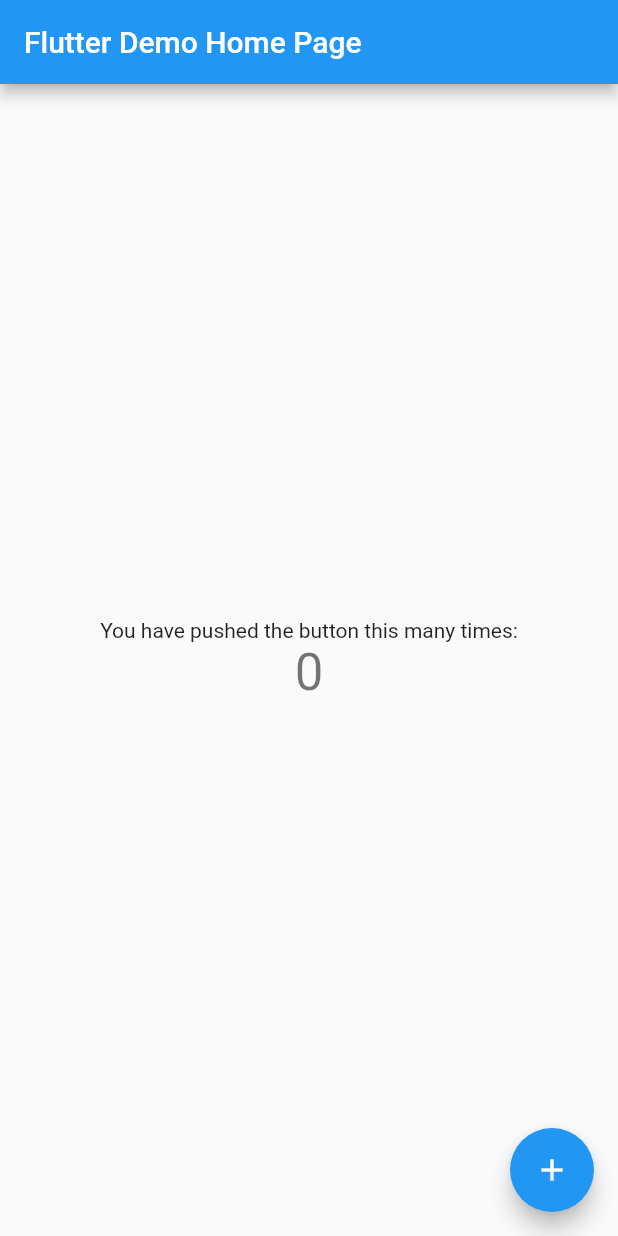
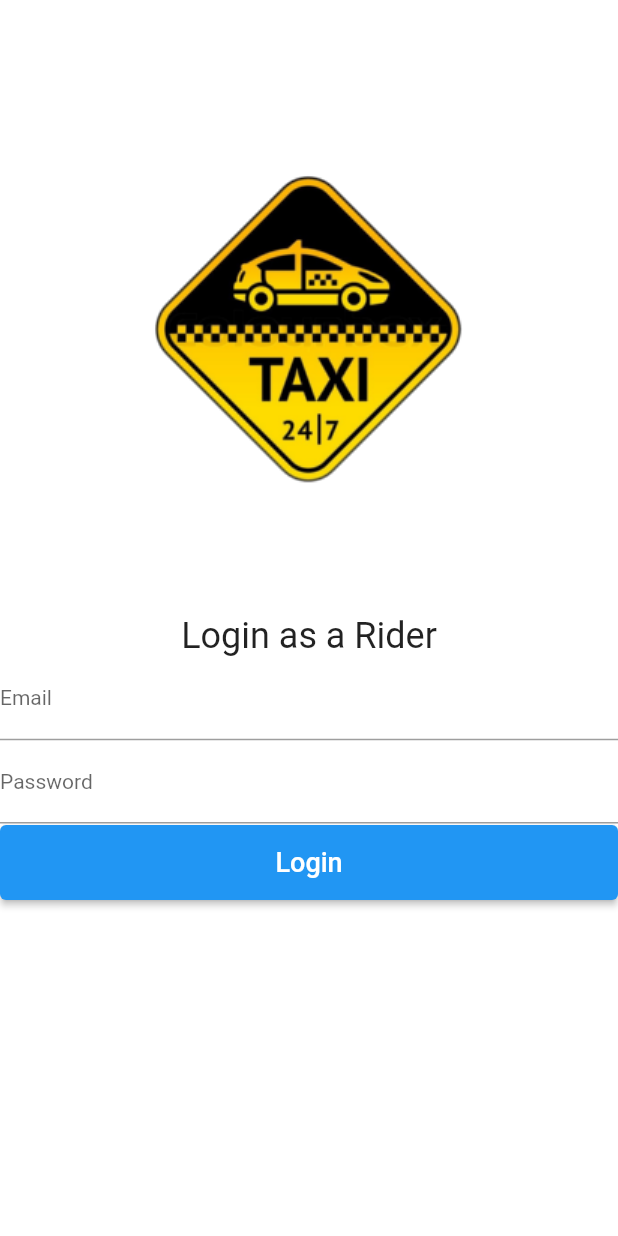
Before and after one commit to sanshanthan/riderapp, a Flutter app: the screen it shows after launch, on a phone screen of 412 x 824 dp. Run offline on Flutter 3.47's test engine with Material 2 defaults, Android fonts, the phone set to English and light mode, and no system bars.

Commit message:
LoginPage

```diff
--- /dev/null
+++ b/lib/LoginPage.dart
@@ -0,0 +1,80 @@
+import 'package:flutter/material.dart';
+
+class LoginPage extends StatelessWidget {
+  @override
+  Widget build(BuildContext context) {
+    return Scaffold(
+      backgroundColor: Colors.white,
+      body: Column(
+        children: [
+          const SizedBox(
+            height: 45.0,
+          ),
+          const Image(
+            image: AssetImage("images/logo.png"),
+            width: 350.0,
+            height: 350.0,
+            alignment: Alignment.center,
+          ),
+          const SizedBox(
+            height: 15.0,
+          ),
+          const Text(
+            "Login as a Rider",
+            style: TextStyle(fontSize: 24.0),
+            textAlign: TextAlign.center,
+          ),
+          const SizedBox(
+            height: 1.0,
+          ),
+          const TextField(
+            keyboardType: TextInputType.emailAddress,
+            decoration: InputDecoration(
+                labelText: "Email",
+                labelStyle: TextStyle(
+                  fontSize: 14.0,
+                ),
+                hintStyle: TextStyle(
+                  color: Colors.grey,
+                  fontSize: 10.0,
+                )),
+            style: TextStyle(fontSize: 14.0),
+          ),
+          const SizedBox(
+            height: 1.0,
+          ),
+          const TextField(
+            obscureText: true,
+            decoration: InputDecoration(
+                labelText: "Password",
+                labelStyle: TextStyle(
+                  fontSize: 14.0,
+                ),
+                hintStyle: TextStyle(
+                  color: Colors.grey,
+                  fontSize: 10.0,
+                )),
+            style: TextStyle(fontSize: 14.0),
+          ),
+          const SizedBox(
+            height: 1.0,
+          ),
+          ElevatedButton(
+            // color: Colors.yellow,
+            // textColor: Colors.white,
+            onPressed: () {},
+            child: const SizedBox(
+              height: 50.0,
+              child: Center(
+                child: Text(
+                  "Login",
+                  style: TextStyle(fontSize: 18.0),
+                ),
+              ),
+            ),
+          ),
+        ],
+      ),
+    );
+  }
+}
--- a/lib/main.dart
+++ b/lib/main.dart
@@ -1,4 +1,6 @@
 import 'package:flutter/material.dart';
+
+import 'LoginPage.dart';
 
 void main() {
   runApp(const MyApp());
@@ -11,105 +13,10 @@
   @override
   Widget build(BuildContext context) {
     return MaterialApp(
-      title: 'Flutter Demo',
       theme: ThemeData(
-        // This is the theme of your application.
-        //
-        // Try running your application with "flutter run". You'll see the
-        // application has a blue toolbar. Then, without quitting the app, try
-        // changing the primarySwatch below to Colors.green and then invoke
-        // "hot reload" (press "r" in the console where you ran "flutter run",
-        // or simply save your changes to "hot reload" in a Flutter IDE).
-        // Notice that the counter didn't reset back to zero; the application
-        // is not restarted.
         primarySwatch: Colors.blue,
       ),
-      home: const MyHomePage(title: 'Flutter Demo Home Page'),
+      home: LoginPage(),
     );
   }
 }
-
-class MyHomePage extends StatefulWidget {
-  const MyHomePage({super.key, required this.title});
-
-  // This widget is the home page of your application. It is stateful, meaning
-  // that it has a State object (defined below) that contains fields that affect
-  // how it looks.
-
-  // This class is the configuration for the state. It holds the values (in this
-  // case the title) provided by the parent (in this case the App widget) and
-  // used by the build method of the State. Fields in a Widget subclass are
-  // always marked "final".
-
-  final String title;
-
-  @override
-  State<MyHomePage> createState() => _MyHomePageState();
-}
-
-class _MyHomePageState extends State<MyHomePage> {
-  int _counter = 0;
-
-  void _incrementCounter() {
-    setState(() {
-      // This call to setState tells the Flutter framework that something has
-      // changed in this State, which causes it to rerun the build method below
-      // so that the display can reflect the updated values. If we changed
-      // _counter without calling setState(), then the build method would not be
-      // called again, and so nothing would appear to happen.
-      _counter++;
-    });
-  }
-
-  @override
-  Widget build(BuildContext context) {
-    // This method is rerun every time setState is called, for instance as done
-    // by the _incrementCounter method above.
-    //
-    // The Flutter framework has been optimized to make rerunning build methods
-    // fast, so that you can just rebuild anything that needs updating rather
-    // than having to individually change instances of widgets.
-    return Scaffold(
-      appBar: AppBar(
-        // Here we take the value from the MyHomePage object that was created by
-        // the App.build method, and use it to set our appbar title.
-        title: Text(widget.title),
-      ),
-      body: Center(
-        // Center is a layout widget. It takes a single child and positions it
-        // in the middle of the parent.
-        child: Column(
-          // Column is also a layout widget. It takes a list of children and
-          // arranges them vertically. By default, it sizes itself to fit its
-          // children horizontally, and tries to be as tall as its parent.
-          //
-          // Invoke "debug painting" (press "p" in the console, choose the
-          // "Toggle Debug Paint" action from the Flutter Inspector in Android
-          // Studio, or the "Toggle Debug Paint" command in Visual Studio Code)
-          // to see the wireframe for each widget.
-          //
-          // Column has various properties to control how it sizes itself and
-          // how it positions its children. Here we use mainAxisAlignment to
-          // center the children vertically; the main axis here is the vertical
-          // axis because Columns are vertical (the cross axis would be
-          // horizontal).
-          mainAxisAlignment: MainAxisAlignment.center,
-          children: <Widget>[
-            const Text(
-              'You have pushed the button this many times:',
-            ),
-            Text(
-              '$_counter',
-              style: Theme.of(context).textTheme.headlineMedium,
-            ),
-          ],
-        ),
-      ),
-      floatingActionButton: FloatingActionButton(
-        onPressed: _incrementCounter,
-        tooltip: 'Increment',
-        child: const Icon(Icons.add),
-      ), // This trailing comma makes auto-formatting nicer for build methods.
-    );
-  }
-}
--- a/pubspec.yaml
+++ b/pubspec.yaml
@@ -59,8 +59,8 @@
   uses-material-design: true
 
   # To add assets to your application, add an assets section, like this:
-  # assets:
-  #   - images/a_dot_burr.jpeg
+  assets:
+      - images/logo.png
   #   - images/a_dot_ham.jpeg
 
   # An image asset can refer to one or more resolution-specific "variants", see
```
Also changed, not shown: images/car_android.png (added), images/car_ios.png (added), images/desticon.png (added), images/desticon1.png (added), images/logo.png (added), images/logo1.png (added), images/pickicon.png (added), images/posimarker.png (added), images/redmarker.png (added), images/taxi.png (added), images/user_icon.png (added).
